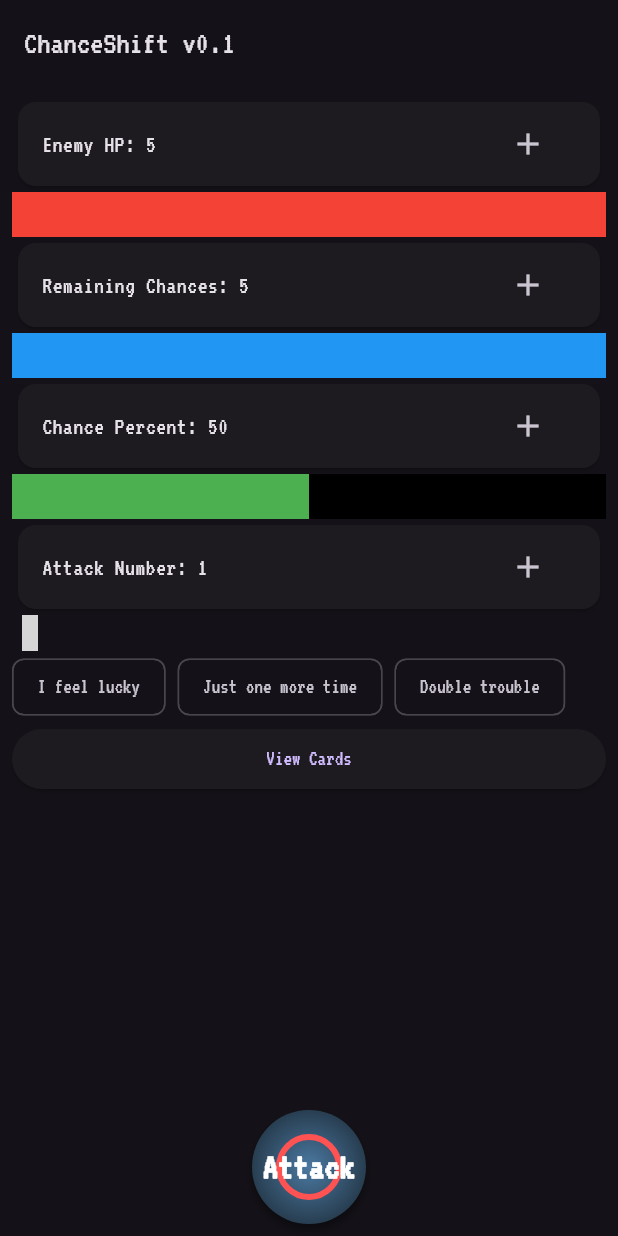
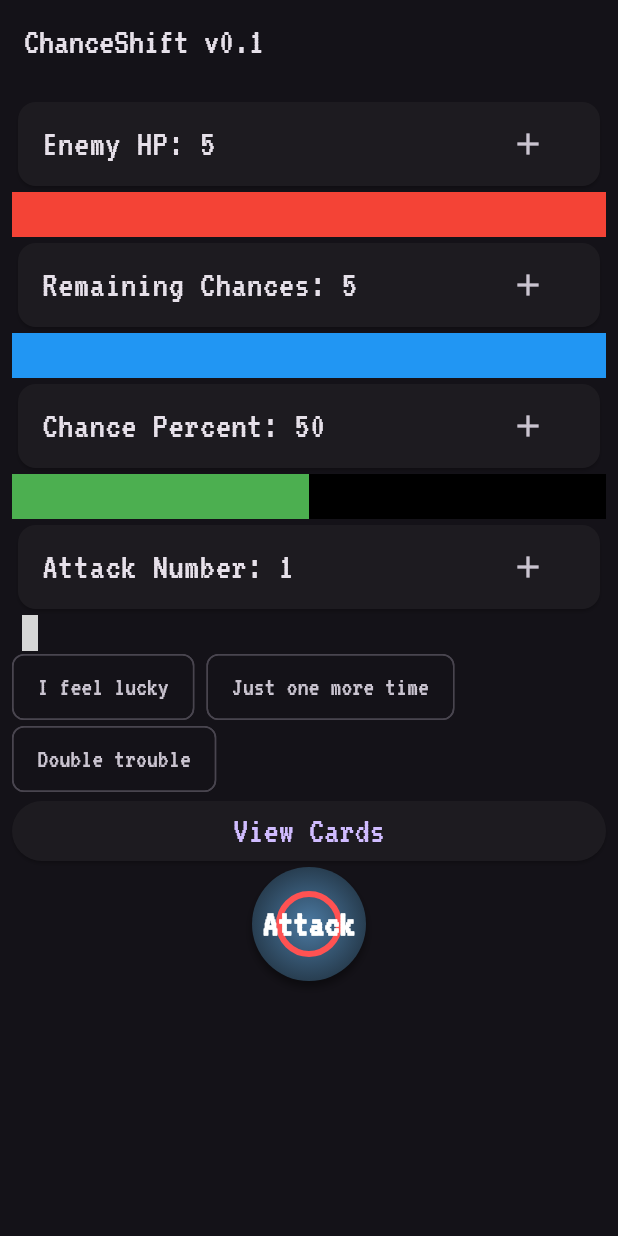
Before and after one commit to hyunjaemoon/chanceshift, a Flutter app: the screen it shows after launch, on a phone screen of 412 x 824 dp. Run offline on Flutter 3.47's test engine with Material 3 defaults, Android fonts, the phone set to English and light mode, and no system bars; our stand-ins replace material_design_icons_flutter; grey boxes are pictures that could not be loaded.

Commit message:
Fix font sizes

```diff
--- a/lib/main.dart
+++ b/lib/main.dart
@@ -7,6 +7,8 @@
 void main() {
   runApp(MyApp());
 }
+
+const defaultTextStyle = TextStyle(fontSize: 25);
 
 class MyApp extends StatelessWidget {
   @override
@@ -58,7 +60,7 @@
   Widget build(BuildContext context) {
     return Scaffold(
       appBar: AppBar(
-        title: Text('ChanceShift v0.1'),
+        title: Text('ChanceShift v0.1', style: defaultTextStyle),
       ),
       body: Padding(
         padding: const EdgeInsets.all(8.0),
@@ -101,12 +103,12 @@
                             builder: (context) => CardListScreen()),
                       );
                     },
-                    child: Text('View Cards'),
+                    child: Text('View Cards', style: defaultTextStyle),
                   ),
+                  PushButton(onPressed: _performAttack),
                 ],
               ),
             ),
-            PushButton(onPressed: _performAttack),
           ],
         ),
       ),
@@ -116,7 +118,7 @@
   Widget _buildStatCard(String label, int value, ValueChanged<int> onChanged) {
     return Card(
       child: ListTile(
-        title: Text('$label: $value'),
+        title: Text('$label: $value', style: defaultTextStyle),
         trailing: IconButton(
           icon: Icon(Icons.add),
           onPressed: () {
@@ -136,7 +138,8 @@
           bool isSelected = cardIndices.contains(cards.cards[cardIndex].idx);
           return FilterChip(
             selected: isSelected,
-            label: Text(cards.cards[cardIndex].name),
+            label: Text(cards.cards[cardIndex].name,
+                style: TextStyle(fontSize: 18)),
             onSelected: (bool selected) {
               setState(() {
                 if (selected) {
@@ -176,14 +179,17 @@
             enemyHp -= 1;
             ScaffoldMessenger.of(context).showSnackBar(
               SnackBar(
-                content: Text('Attack Success!'),
+                content: Text('Attack Success!', style: defaultTextStyle),
                 duration: Duration(seconds: 1), // Duration can be adjusted
               ),
             );
           } else {
             ScaffoldMessenger.of(context).showSnackBar(
               SnackBar(
-                content: Text('Attack Failed...'),
+                content: Text(
+                  'Attack Failed...',
+                  style: defaultTextStyle,
+                ),
                 duration: Duration(seconds: 1), // Duration can be adjusted
               ),
             );
@@ -198,7 +204,8 @@
         builder: (context) {
           return AlertDialog(
             title: Text('You win!'),
-            content: Text('You defeated the enemy!'),
+            content:
+                Text('You defeated the enemy!', style: TextStyle(fontSize: 18)),
             actions: <Widget>[
               TextButton(
                 onPressed: () {
@@ -217,7 +224,8 @@
         builder: (context) {
           return AlertDialog(
             title: Text('Game Over'),
-            content: Text('You ran out of chances!'),
+            content:
+                Text('You ran out of chances!', style: TextStyle(fontSize: 18)),
             actions: <Widget>[
               TextButton(
                 onPressed: () {
```
